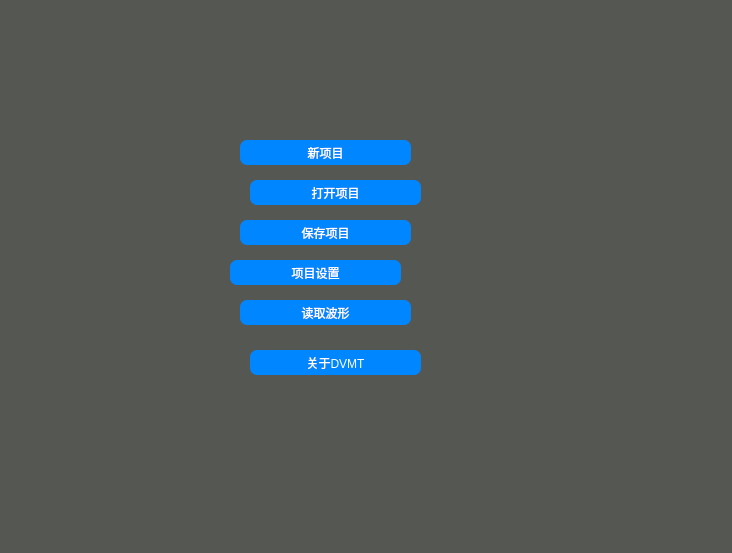
First picture: the form in DVMT/menu.ui, repository FangCunWuChang/DeepVocal-Mark-Tool, before the edit.
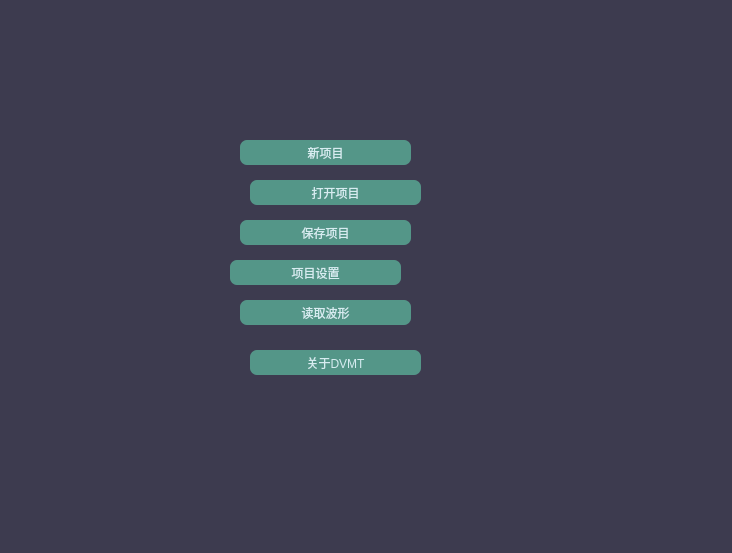
Second picture: the form after the edit. Icons and pictures are not drawn.

Diff of the .ui file:
```diff
--- a/DVMT/menu.ui
+++ b/DVMT/menu.ui
@@ -26,7 +26,7 @@
 }
 
 QWidget{
-	background-color: rgb(85, 87, 83);
+	background-color: rgb(61,59,79);
 }</string>
   </property>
   <widget class="QPushButton" name="newp">
@@ -43,14 +43,14 @@
    </property>
    <property name="styleSheet">
     <string notr="true">QPushButton{
-	color:white;
-	background-color: rgb(0, 134, 255);
-	border: 0px solid white;
+	color:rgb(214,236,240);
+	background-color: rgb(84,150,136);
+	border: 0px solid rgb(214,236,240);
 	border-radius:7px;
 }
 QPushButton:disabled{
-border:0px solid white;
-background-color: rgb(85, 87, 83);
+border:0px solid rgb(214,236,240);
+background-color: rgb(61,59,79);
 color:  rgb(100,100,100);
 border-radius:7px;
 }
@@ -82,14 +82,14 @@
    </property>
    <property name="styleSheet">
     <string notr="true">QPushButton{
-	color:white;
-	background-color: rgb(0, 134, 255);
-	border: 0px solid white;
+	color:rgb(214,236,240);
+	background-color: rgb(84,150,136);
+	border: 0px solid rgb(214,236,240);
 	border-radius:7px;
 }
 QPushButton:disabled{
-border:0px solid white;
-background-color: rgb(85, 87, 83);
+border:0px solid rgb(214,236,240);
+background-color: rgb(61,59,79);
 color:  rgb(100,100,100);
 border-radius:7px;
 }
@@ -121,14 +121,14 @@
    </property>
    <property name="styleSheet">
     <string notr="true">QPushButton{
-	color:white;
-	background-color: rgb(0, 134, 255);
-	border: 0px solid white;
+	color:rgb(214,236,240);
+	background-color: rgb(84,150,136);
+	border: 0px solid rgb(214,236,240);
 	border-radius:7px;
 }
 QPushButton:disabled{
-border:0px solid white;
-background-color: rgb(85, 87, 83);
+border:0px solid rgb(214,236,240);
+background-color: rgb(61,59,79);
 color:  rgb(100,100,100);
 border-radius:7px;
 }
@@ -160,14 +160,14 @@
    </property>
    <property name="styleSheet">
     <string notr="true">QPushButton{
-	color:white;
-	background-color: rgb(0, 134, 255);
-	border: 0px solid white;
+	color:rgb(214,236,240);
+	background-color: rgb(84,150,136);
+	border: 0px solid rgb(214,236,240);
 	border-radius:7px;
 }
 QPushButton:disabled{
-border:0px solid white;
-background-color: rgb(85, 87, 83);
+border:0px solid rgb(214,236,240);
+background-color: rgb(61,59,79);
 color:  rgb(100,100,100);
 border-radius:7px;
 }
@@ -199,14 +199,14 @@
    </property>
    <property name="styleSheet">
     <string notr="true">QPushButton{
-	color:white;
-	background-color: rgb(0, 134, 255);
-	border: 0px solid white;
+	color:rgb(214,236,240);
+	background-color: rgb(84,150,136);
+	border: 0px solid rgb(214,236,240);
 	border-radius:7px;
 }
 QPushButton:disabled{
-border:0px solid white;
-background-color: rgb(85, 87, 83);
+border:0px solid rgb(214,236,240);
+background-color: rgb(61,59,79);
 color:  rgb(100,100,100);
 border-radius:7px;
 }
@@ -238,14 +238,14 @@
    </property>
    <property name="styleSheet">
     <string notr="true">QPushButton{
-	color:white;
-	background-color: rgb(0, 134, 255);
-	border: 0px solid white;
+	color:rgb(214,236,240);
+	background-color: rgb(84,150,136);
+	border: 0px solid rgb(214,236,240);
 	border-radius:7px;
 }
 QPushButton:disabled{
-border:0px solid white;
-background-color: rgb(85, 87, 83);
+border:0px solid rgb(214,236,240);
+background-color: rgb(61,59,79);
 color:  rgb(100,100,100);
 border-radius:7px;
 }
```
Left out of the diff: 40 changed lines with no effect on the pictures.
